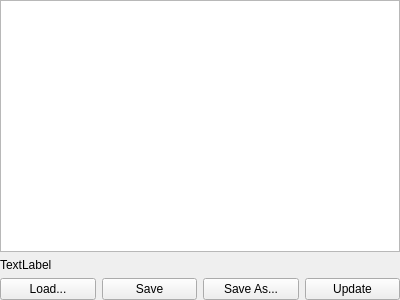
Before: the Qt Designer form plugins/Text/texteditorform.ui in bigfug/Fugio, drawn with Qt 5.
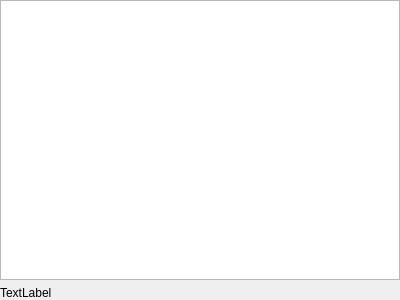
After: the same form once the commit is applied. Custom widgets are drawn as their Qt base class.

Commit message: Changes to TextEditor: * Updating now takes place in frameStart * Removed buttons at bottom * Added toolbar with new menu and update button * Won't clear text if connected to empty pin * Save implemented

```diff
--- a/plugins/Text/texteditorform.ui
+++ b/plugins/Text/texteditorform.ui
@@ -36,38 +36,6 @@
      </property>
     </widget>
    </item>
-   <item>
-    <layout class="QHBoxLayout" name="horizontalLayout">
-     <item>
-      <widget class="QPushButton" name="mButtonLoad">
-       <property name="text">
-        <string>Load...</string>
-       </property>
-      </widget>
-     </item>
-     <item>
-      <widget class="QPushButton" name="mButtonSave">
-       <property name="text">
-        <string>Save</string>
-       </property>
-      </widget>
-     </item>
-     <item>
-      <widget class="QPushButton" name="mButtonSaveAs">
-       <property name="text">
-        <string>Save As...</string>
-       </property>
-      </widget>
-     </item>
-     <item>
-      <widget class="QPushButton" name="mButtonUpdate">
-       <property name="text">
-        <string>Update</string>
-       </property>
-      </widget>
-     </item>
-    </layout>
-   </item>
   </layout>
  </widget>
  <customwidgets>
```
The commit also changes 4 other files.
